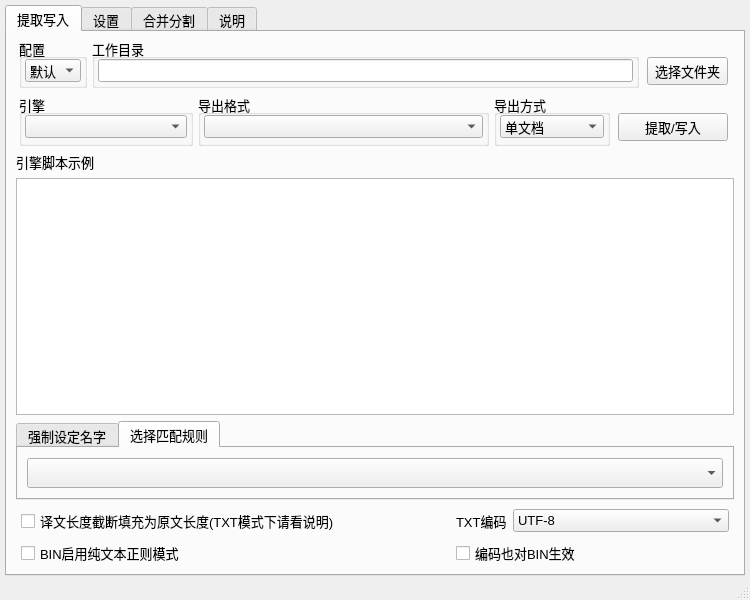
The window that main/ui_mainWindow.ui (satan53x/SExtractor) describes before a commit, drawn with Qt 5.
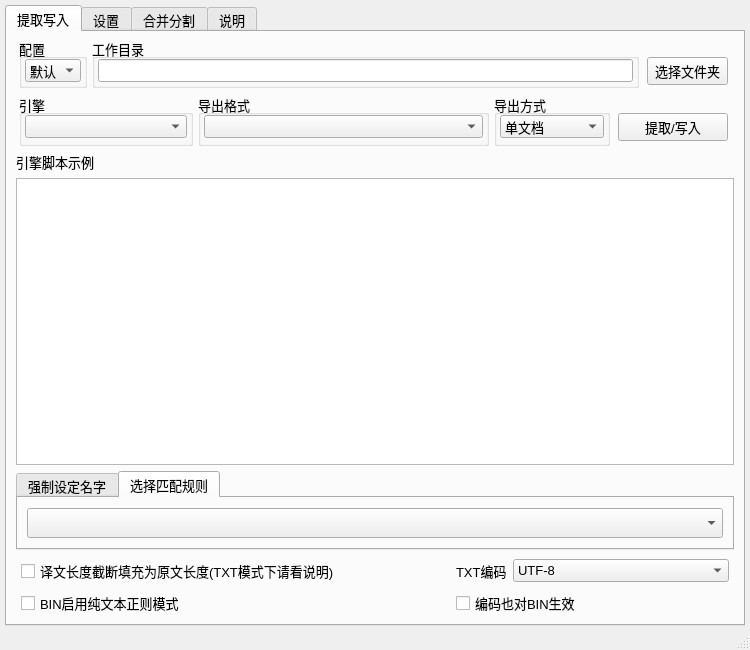
The same window after the commit.

```diff
--- a/main/ui_mainWindow.ui
+++ b/main/ui_mainWindow.ui
@@ -7,7 +7,7 @@
     <x>0</x>
     <y>0</y>
     <width>750</width>
-    <height>600</height>
+    <height>650</height>
    </rect>
   </property>
   <property name="minimumSize">
```
